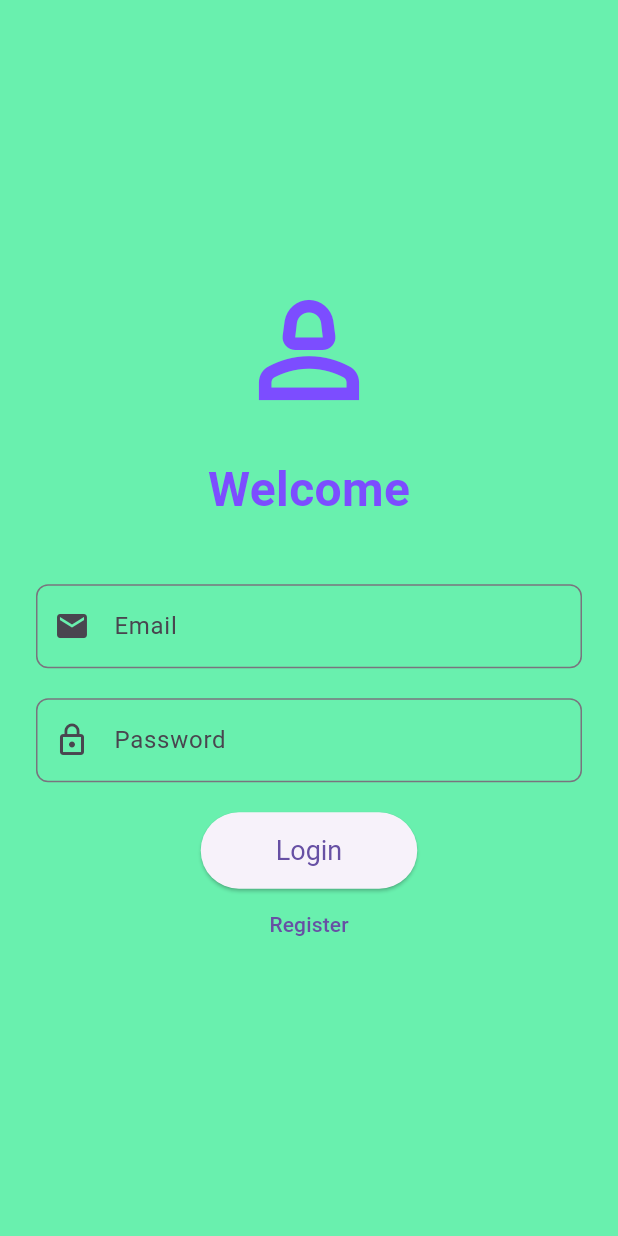
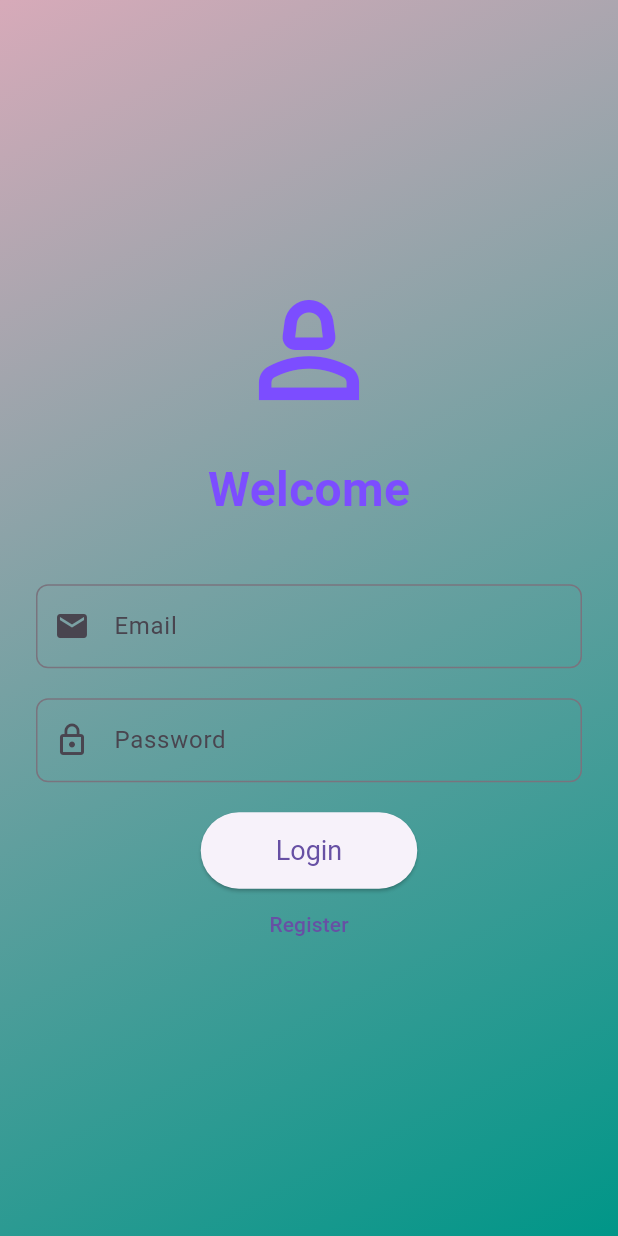
Before and after one commit to WONGJIEYING/JY---Lab-Test, a Flutter app: the screen it shows after launch, on a phone screen of 412 x 824 dp. Run offline on Flutter 3.47's test engine with Material 3 defaults, Android fonts, the phone set to English and light mode, and no system bars; our stand-ins replace firebase_auth, firebase_core; accounts and stored records are empty.

Commit message:
JY-LabTest

```diff
--- a/labtest/lib/login_screen.dart
+++ b/labtest/lib/login_screen.dart
@@ -11,8 +11,15 @@ class LoginScreen extends StatelessWidget {
   @override
   Widget build(BuildContext context) {
     return Scaffold(
-      backgroundColor: Colors.greenAccent,
-      body: Center(
+      body: Container(
+        decoration: BoxDecoration(
+          gradient: LinearGradient(
+            colors: [const Color.fromARGB(255, 215, 170, 185), Colors.teal],
+            begin: Alignment.topLeft,
+            end: Alignment.bottomRight,
+          ),
+        ),
+        child: Center(
           child: Padding(
             padding: const EdgeInsets.all(24.0),
             child: Column(
@@ -29,7 +36,8 @@ class LoginScreen extends StatelessWidget {
                   style: TextStyle(
                     fontSize: 32,
                     fontWeight: FontWeight.bold,
-                    color: Colors.deepPurpleAccent),
+                    color: Colors.deepPurpleAccent,
+                  ),
                 ),
                 SizedBox(height: 40),
                 TextField(
@@ -109,6 +117,7 @@ class LoginScreen extends StatelessWidget {
             ),
           ),
         ),
+      ),
     );
   }
 }
--- a/labtest/lib/main.dart
+++ b/labtest/lib/main.dart
@@ -1,22 +1,29 @@
 import 'package:flutter/material.dart';
-import 'package:firebase_core/firebase_core.dart';
-import 'login_screen.dart';
+import 'package:firebase_core/firebase_core.dart'; // 引入 Firebase Core 包
+import 'login_screen.dart'; // 引入自定义的登录页面
 
+// 应用的主入口函数
 void main() async {
+  // 确保 Flutter 的引擎已经初始化，以便使用异步调用
   WidgetsFlutterBinding.ensureInitialized();
+
+  // 初始化 Firebase，确保在运行应用前 Firebase 已经初始化完毕
   await Firebase.initializeApp();
+
+  // 启动 Flutter 应用
   runApp(MyApp());
 }
 
+// 定义一个 MyApp 类，继承自 StatelessWidget，表示应用的根组件
 class MyApp extends StatelessWidget {
   @override
   Widget build(BuildContext context) {
     return MaterialApp(
-      title: 'Login App',
+      title: 'Login App', // 设置应用的标题
       theme: ThemeData(
-        primarySwatch: Colors.blue,
+        primarySwatch: Colors.blue, // 设置应用的主题颜色
       ),
-      home: LoginScreen(),
+      home: LoginScreen(), // 设置应用启动时加载的初始页面
     );
   }
 }
--- a/labtest/pubspec.yaml
+++ b/labtest/pubspec.yaml
@@ -37,6 +37,7 @@ dependencies:
   cupertino_icons: ^1.0.6
   firebase_core: ^3.3.0
   firebase_auth: ^5.1.4
+  firebase_storage: ^12.1.3
 
 dev_dependencies:
   flutter_test:
--- /dev/null
+++ b/labtest/storage/username&password.txt
@@ -0,0 +1,2 @@
+Username:wjy@gmail.com
+Password:wjy@gmail.com
```
Also changed, not shown: labtest/lib/welcome_screen.dart (+41 -3 lines), labtest/pubspec.lock, labtest/storage/storage.jpg (added), 4 other files. Lines whose indentation alone changed are shown as unchanged.
